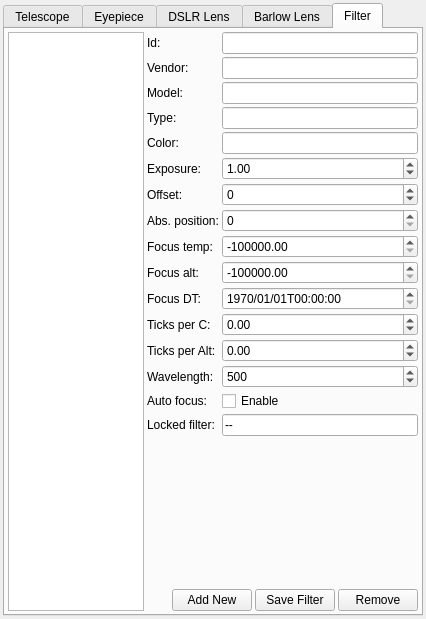
geeksville/kstars-fork, file kstars/oal/equipmentwriter.ui: the form before one commit.
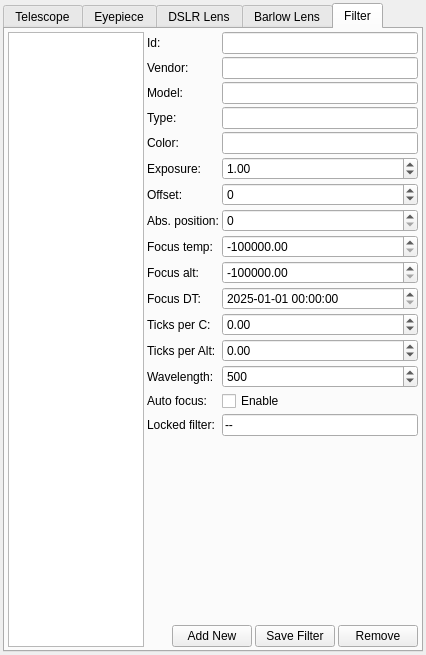
The form after the commit. Icons and pictures are not drawn.

Patch:
```diff
--- a/kstars/oal/equipmentwriter.ui
+++ b/kstars/oal/equipmentwriter.ui
@@ -7,7 +7,7 @@
     <x>0</x>
     <y>0</y>
     <width>426</width>
-    <height>619</height>
+    <height>655</height>
    </rect>
   </property>
   <layout class="QGridLayout" name="gridLayout_3">
@@ -1214,30 +1214,43 @@
                <hour>0</hour>
                <minute>0</minute>
                <second>0</second>
-               <year>1970</year>
+               <year>2025</year>
                <month>1</month>
                <day>1</day>
               </datetime>
              </property>
              <property name="maximumDateTime">
               <datetime>
-               <hour>23</hour>
-               <minute>59</minute>
-               <second>59</second>
+               <hour>0</hour>
+               <minute>0</minute>
+               <second>0</second>
                <year>2100</year>
                <month>1</month>
                <day>1</day>
               </datetime>
              </property>
+             <property name="minimumDateTime">
+              <datetime>
+               <hour>0</hour>
+               <minute>0</minute>
+               <second>0</second>
+               <year>2025</year>
+               <month>1</month>
+               <day>1</day>
+              </datetime>
+             </property>
              <property name="minimumDate">
               <date>
-               <year>1970</year>
+               <year>2025</year>
                <month>1</month>
                <day>1</day>
               </date>
              </property>
              <property name="displayFormat">
-              <string>yyyy/MM/ddThh:mm:ss</string>
+              <string>yyyy-MM-dd hh:mm:ss</string>
+             </property>
+             <property name="calendarPopup">
+              <bool>false</bool>
              </property>
             </widget>
            </item>
```
